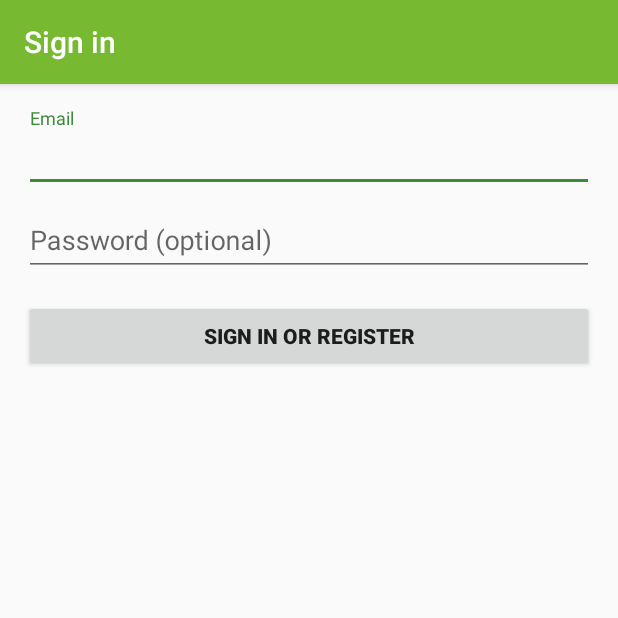
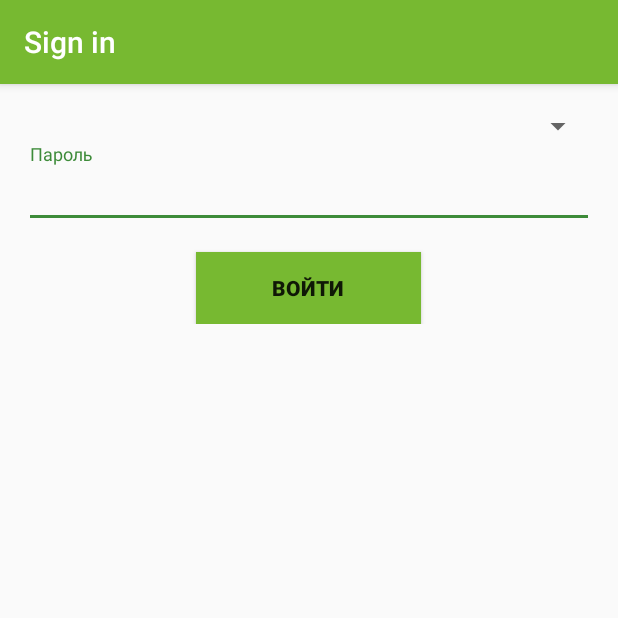
Before and after one commit to Trisiss/SL_Terms, an Android app: the LoginActivity screen opened directly, with no data from a screen before it, on a phone screen of 412 x 824 dp, the top half of it. Run offline under Robolectric (Android 15) with nearby library versions, the phone set to English and light mode, and no system bars.

Commit message:
Add spinner in LoginActivity

```diff
--- a/app/src/main/java/com/example/sl_terms/activities/LoginActivity.kt
+++ b/app/src/main/java/com/example/sl_terms/activities/LoginActivity.kt
@@ -42,7 +42,7 @@ class LoginActivity : AppCompatActivity() {
         super.onCreate(savedInstanceState)
         setContentView(R.layout.activity_login)
         // Set up the login form.
-        mEmailView = findViewById<View>(R.id.email) as AutoCompleteTextView
+//        mEmailView = findViewById<View>(R.id.email) as AutoCompleteTextView
 //        populateAutoComplete()
         mPasswordView = findViewById<View>(R.id.password) as EditText
         mPasswordView!!.setOnEditorActionListener(OnEditorActionListener { textView, id, keyEvent ->
@@ -54,6 +54,29 @@ class LoginActivity : AppCompatActivity() {
         })
         val mEmailSignInButton = findViewById<View>(R.id.email_sign_in_button) as Button
         val mProgressBar = progress_bar
+        val testArray = arrayListOf<String>("" ,"sdfsdf", "sdfsdf", "sdfsdf")
+        val mSpinner = selectUser
+        // адаптер
+        val adapter: ArrayAdapter<String> = ArrayAdapter<String>(this, android.R.layout.simple_spinner_item, testArray)
+        adapter.setDropDownViewResource(android.R.layout.simple_spinner_dropdown_item)
+
+        mSpinner.adapter = adapter
+        // заголовок
+//        mSpinner.prompt = R.string.prompt_select_user.toString()
+        // выделяем элемент
+//        spinner.setSelection(2);
+        // устанавливаем обработчик нажатия
+        mSpinner.onItemSelectedListener = object: AdapterView.OnItemSelectedListener {
+
+            override fun onNothingSelected(parent: AdapterView<*>?) {
+                TODO("Not yet implemented")
+            }
+
+            override fun onItemSelected(parent: AdapterView<*>?, view: View?, position: Int, id: Long) {
+                // показываем позиция нажатого элемента
+                Toast.makeText(baseContext, "Position = $position", Toast.LENGTH_SHORT).show()
+            }
+        }
         mEmailSignInButton.setOnClickListener {
             mEmailSignInButton.visibility = View.GONE
             mProgressBar.visibility = View.VISIBLE
--- a/app/src/main/res/layout/activity_login.xml
+++ b/app/src/main/res/layout/activity_login.xml
@@ -35,14 +35,13 @@
                 android:layout_width="match_parent"
                 android:layout_height="wrap_content">
 
-                <AutoCompleteTextView
-                    android:id="@+id/email"
+                <Spinner
+                    android:id="@+id/selectUser"
                     android:layout_width="match_parent"
                     android:layout_height="wrap_content"
-                    android:hint="@string/prompt_email"
-                    android:inputType="textEmailAddress"
-                    android:maxLines="1"
-                    android:singleLine="true" />
+                    android:hint="ФИО"
+                    android:prompt="@string/prompt_select_user"
+                    android:spinnerMode="dropdown" />
 
             </com.google.android.material.textfield.TextInputLayout>
 
@@ -66,9 +65,11 @@
 
             <Button
                 android:id="@+id/email_sign_in_button"
-                android:layout_width="match_parent"
+                android:layout_width="150dp"
                 android:layout_height="wrap_content"
+                android:layout_gravity="center"
                 android:layout_marginTop="16dp"
+                android:background="@color/colorPrimary"
                 android:text="@string/action_sign_in"
                 android:textStyle="bold" />
 
--- a/app/src/main/res/values/strings.xml
+++ b/app/src/main/res/values/strings.xml
@@ -12,10 +12,10 @@
     <string name="title_activity_login">Sign in</string>
 
     <!-- Strings related to login -->
-    <string name="prompt_email">Email</string>
-    <string name="prompt_password">Password (optional)</string>
-    <string name="action_sign_in">Sign in or register</string>
-    <string name="action_sign_in_short">Sign in</string>
+    <string name="prompt_select_user">ФИО</string>
+    <string name="prompt_password">Пароль</string>
+    <string name="action_sign_in">Войти</string>
+    <string name="action_sign_in_short">Войти</string>
     <string name="error_invalid_email">This email address is invalid</string>
     <string name="error_invalid_password">This password is too short</string>
     <string name="error_incorrect_password">This password is incorrect</string>
```
